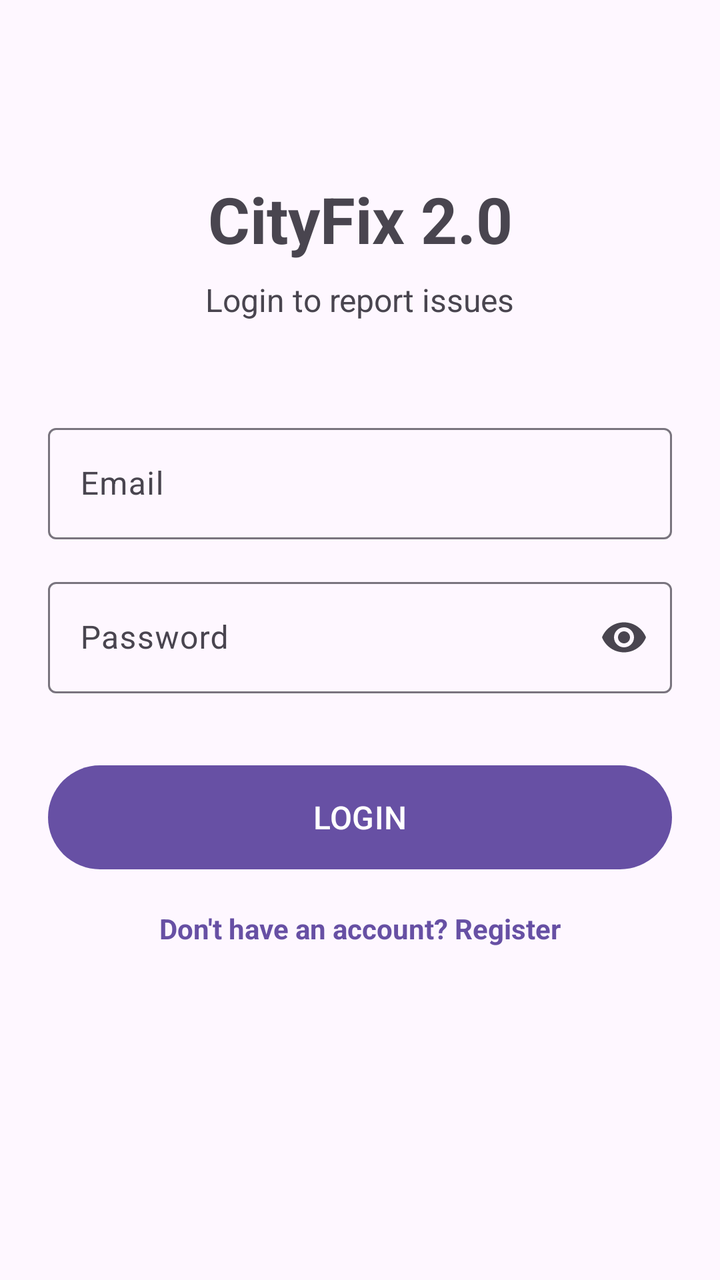
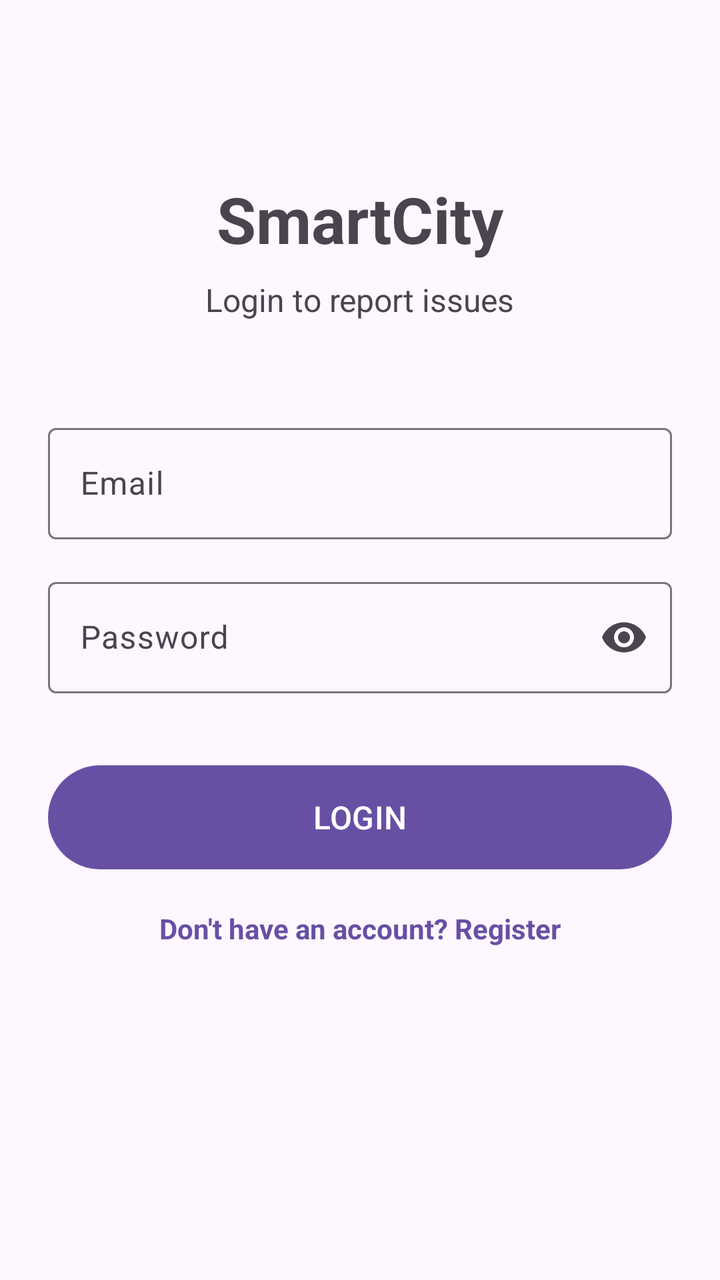

The first picture is an Android layout as it rendered before a commit; the second is the same layout after the commit. The layout source and the unified diff follow.
<!-- AndroidManifest.xml: application theme Theme.CN6008 -->
<!-- res/layout/activity_login.xml -->
<?xml version="1.0" encoding="utf-8"?>
<androidx.constraintlayout.widget.ConstraintLayout xmlns:android="http://schemas.android.com/apk/res/android"
    xmlns:app="http://schemas.android.com/apk/res-auto"
    xmlns:tools="http://schemas.android.com/tools"
    android:layout_width="match_parent"
    android:layout_height="match_parent"
    android:padding="24dp"
    tools:context=".LoginActivity">

    <TextView
        android:id="@+id/tv_title"
        android:layout_width="wrap_content"
        android:layout_height="wrap_content"
        android:layout_marginTop="64dp"
        android:text="CityFix 2.0"
        android:textSize="32sp"
        android:textStyle="bold"
        app:layout_constraintEnd_toEndOf="parent"
        app:layout_constraintStart_toStartOf="parent"
        app:layout_constraintTop_toTopOf="parent" />

    <TextView
        android:id="@+id/tv_subtitle"
        android:layout_width="wrap_content"
        android:layout_height="wrap_content"
        android:layout_marginTop="8dp"
        android:text="Login to report issues"
        android:textSize="16sp"
        app:layout_constraintEnd_toEndOf="parent"
        app:layout_constraintStart_toStartOf="parent"
        app:layout_constraintTop_toBottomOf="@id/tv_title" />

    <com.google.android.material.textfield.TextInputLayout
        android:id="@+id/til_email"
        android:layout_width="0dp"
        android:layout_height="wrap_content"
        android:layout_marginTop="48dp"
        android:hint="Email"
        app:layout_constraintEnd_toEndOf="parent"
        app:layout_constraintStart_toStartOf="parent"
        app:layout_constraintTop_toBottomOf="@id/tv_subtitle">

        <com.google.android.material.textfield.TextInputEditText
            android:id="@+id/et_email"
            android:layout_width="match_parent"
            android:layout_height="wrap_content"
            android:inputType="textEmailAddress" />

    </com.google.android.material.textfield.TextInputLayout>

    <com.google.android.material.textfield.TextInputLayout
        android:id="@+id/til_password"
        android:layout_width="0dp"
        android:layout_height="wrap_content"
        android:layout_marginTop="16dp"
        android:hint="Password"
        app:endIconMode="password_toggle"
        app:layout_constraintEnd_toEndOf="parent"
        app:layout_constraintStart_toStartOf="parent"
        app:layout_constraintTop_toBottomOf="@id/til_email">

        <com.google.android.material.textfield.TextInputEditText
            android:id="@+id/et_password"
            android:layout_width="match_parent"
            android:layout_height="wrap_content"
            android:inputType="textPassword" />

    </com.google.android.material.textfield.TextInputLayout>

    <com.google.android.material.button.MaterialButton
        android:id="@+id/btn_login"
        android:layout_width="0dp"
        android:layout_height="60dp"
        android:layout_marginTop="32dp"
        android:text="LOGIN"
        android:textSize="16sp"
        app:layout_constraintEnd_toEndOf="parent"
        app:layout_constraintStart_toStartOf="parent"
        app:layout_constraintTop_toBottomOf="@id/til_password" />

    <TextView
        android:id="@+id/tv_register"
        android:layout_width="wrap_content"
        android:layout_height="wrap_content"
        android:layout_marginTop="16dp"
        android:text="Don't have an account? Register"
        android:textColor="?attr/colorPrimary"
        android:textStyle="bold"
        app:layout_constraintEnd_toEndOf="parent"
        app:layout_constraintStart_toStartOf="parent"
        app:layout_constraintTop_toBottomOf="@id/btn_login" />

</androidx.constraintlayout.widget.ConstraintLayout>
<!-- resources referenced by this layout -->
<resources>
  <style name="Theme.CN6008" parent="Base.Theme.CN6008" />
  <style name="Base.Theme.CN6008" parent="Theme.Material3.DayNight.NoActionBar">
          
          
      </style>
</resources>

<!-- the commit's change to res/layout/activity_login.xml (unified diff, before → after) -->
@@ -12,7 +12,7 @@
         android:layout_width="wrap_content"
         android:layout_height="wrap_content"
         android:layout_marginTop="64dp"
-        android:text="CityFix 2.0"
+        android:text="SmartCity"
         android:textSize="32sp"
         android:textStyle="bold"
         app:layout_constraintEnd_toEndOf="parent"
